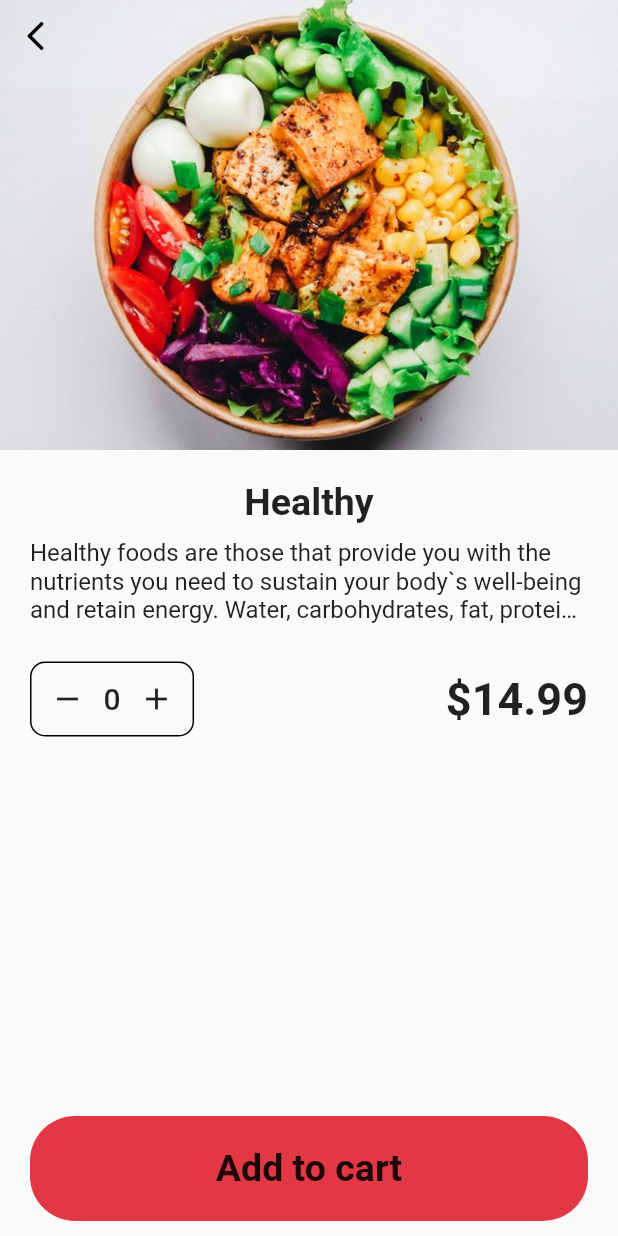
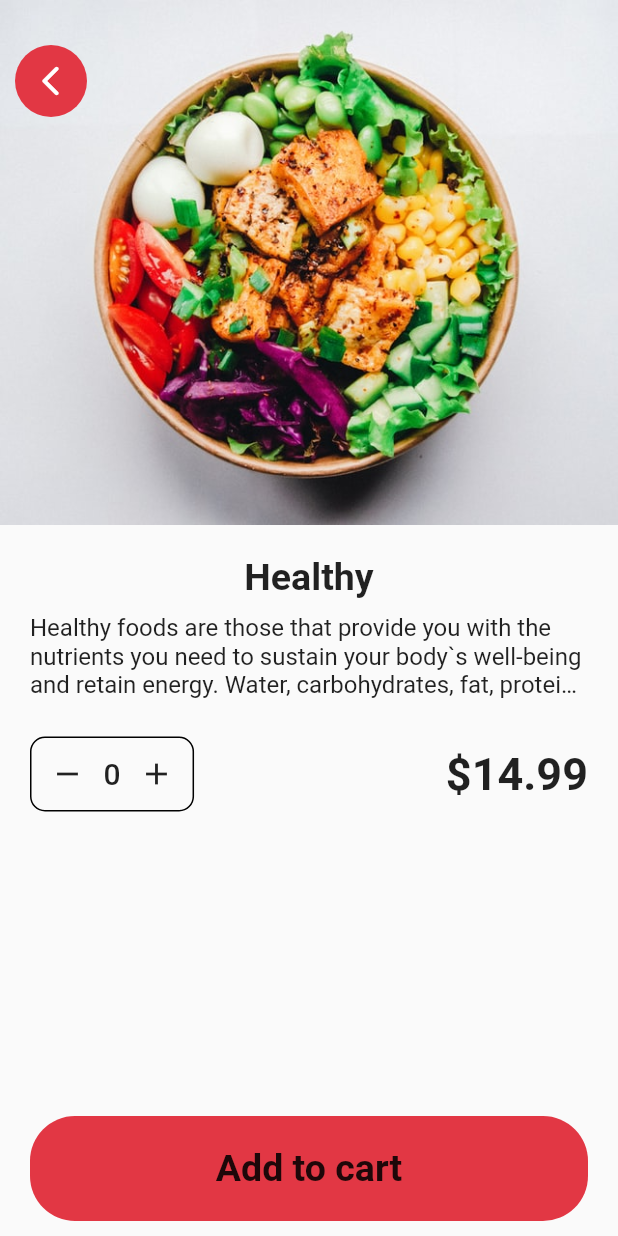
Before and after one commit to Abduraimoff/flutter_zomato_app, a Flutter app: the screen it shows after launch, after a tap on "Promoted", on a phone screen of 412 x 824 dp. Run offline on Flutter 3.47's test engine with Material 2 defaults, Android fonts, the phone set to English and light mode, and no system bars; our stand-ins replace dots_indicator, flutter_svg.

Commit message:
small changes

```diff
--- a/lib/pages/detail_page.dart
+++ b/lib/pages/detail_page.dart
@@ -10,14 +10,13 @@ class DetailPage extends StatelessWidget {
   @override
   Widget build(BuildContext context) {
     return Scaffold(
-      body: SafeArea(
-        child: Column(
+      body: Column(
         crossAxisAlignment: CrossAxisAlignment.start,
         children: [
           Stack(
             children: [
               Container(
-                  height: 300,
+                height: 350,
                 decoration: BoxDecoration(
                   image: DecorationImage(
                     image: AssetImage(food.imageUrl),
@@ -26,13 +25,23 @@ class DetailPage extends StatelessWidget {
                   ),
                 ),
               ),
-                IconButton(
+              Positioned(
+                top: 30,
+                left: 10,
+                child: Container(
+                  decoration: BoxDecoration(
+                    color: AppColor.kRedColor,
+                    borderRadius: BorderRadius.circular(40),
+                  ),
+                  child: IconButton(
                     onPressed: () {
                       Navigator.pop(context);
                     },
                     icon: const Icon(
                       Icons.arrow_back_ios_rounded,
-                    color: Colors.black,
+                      color: Colors.white,
+                    ),
+                  ),
                 ),
               ),
             ],
@@ -41,7 +50,7 @@ class DetailPage extends StatelessWidget {
           Center(
             child: Text(
               food.name,
-                style:const TextStyle(
+              style: const TextStyle(
                 fontSize: 25,
                 fontWeight: FontWeight.w700,
               ),
@@ -66,7 +75,6 @@ class DetailPage extends StatelessWidget {
           PriceWidget(food: food),
         ],
       ),
-      ),
       bottomNavigationBar: Padding(
         padding: const EdgeInsets.symmetric(horizontal: 20, vertical: 10),
         child: Container(
```
Also changed, not shown: lib/pages/home_page.dart (+7 -4 lines). Lines whose indentation alone changed are shown as unchanged.
